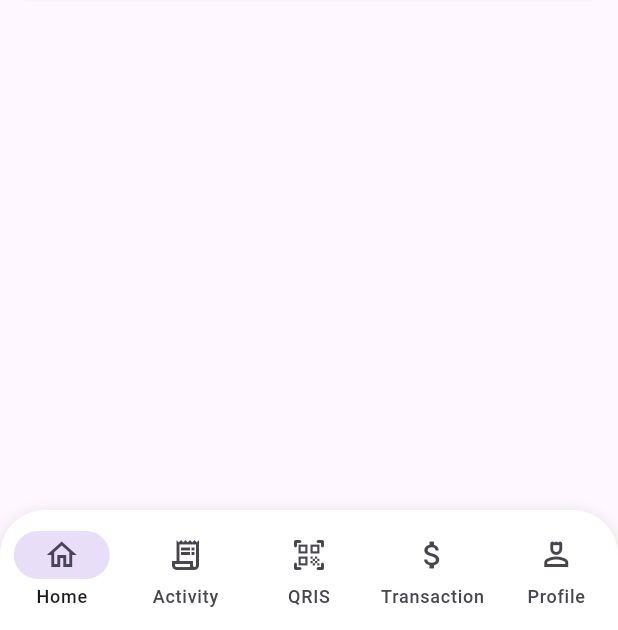
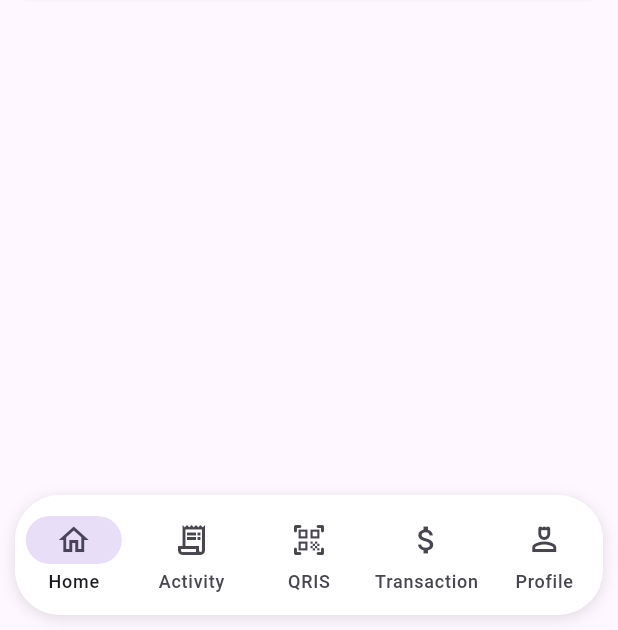
Before and after one commit to SiEncan/T-Cash, a Flutter app: the screen it shows after launch, on a phone screen of 412 x 824 dp, the part 606-1236 px from its top. Run offline on Flutter 3.47's test engine with Material 3 defaults, Android fonts, the phone set to English and light mode, and no system bars.

Commit message:
redesign bottom navbar

```diff
--- a/lib/bottom_navigation.dart
+++ b/lib/bottom_navigation.dart
@@ -31,11 +31,11 @@ class _BottomNavigationState extends State<BottomNavigation> {
     return Scaffold(
       body: _pages[_selectedIndex],
       bottomNavigationBar: Container(
+        margin: const EdgeInsets.all(10),
         decoration: const BoxDecoration(
           color: Colors.white,
           borderRadius: BorderRadius.vertical(
-            top: Radius.circular(30),
-          ),
+              top: Radius.circular(30), bottom: Radius.circular(30)),
           boxShadow: [
             BoxShadow(
               color: Colors.black12,
```
Also changed, not shown: lib/home_tab.dart (+5 -8 lines).
